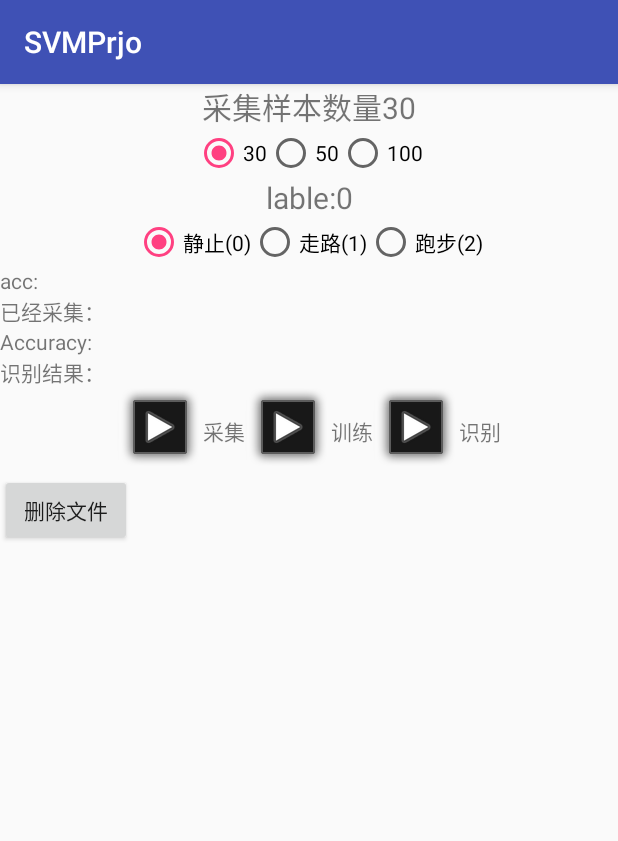
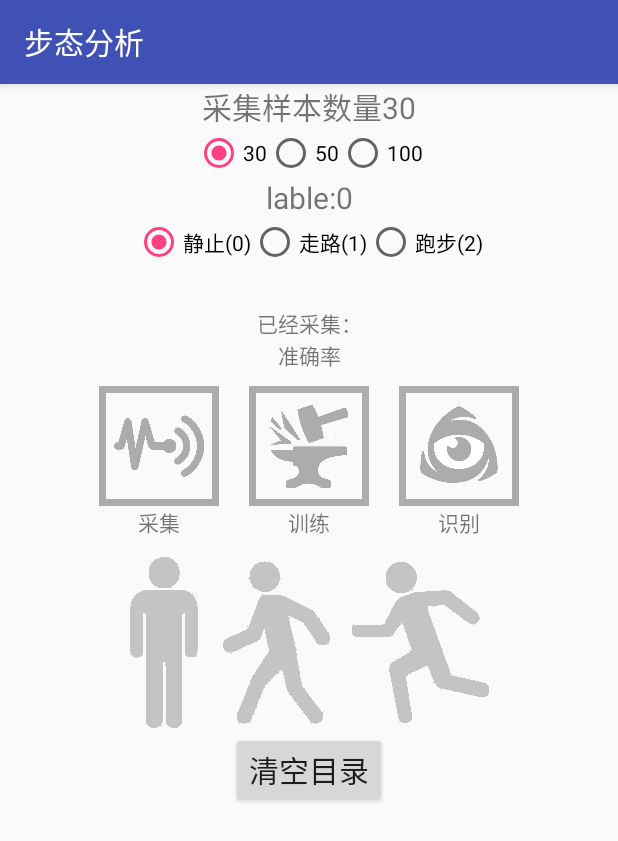
Before and after one commit to BruceAnda/SVMPrjo, an Android app: the screen it shows after launch (MainActivity), on a phone screen of 412 x 824 dp. Shown: the top 841 px of the screen. Run offline under Robolectric (Android 15) with nearby library versions, the phone set to English and light mode, and no system bars.

Commit message:
最终版本

```diff
--- a/app/src/main/java/cn/zhaoliang5156/svmprjo/util/Util.kt
+++ b/app/src/main/java/cn/zhaoliang5156/svmprjo/util/Util.kt
@@ -169,7 +169,7 @@ object Util {
             p.index = tempNode!![0].toInt()
             p.value = Features.zeroOneLibSvm(mScaleLower, mScaleUpper, tempNode[1].toDouble(), mFeatures[i][0], mFeatures[i][1])
             px[i] = p
-            Log.i(javaClass.simpleName, "${i}mScaleLower:${mScaleLower}=====mScaleUpper:${mScaleUpper}=====tempNode0:${tempNode[0].toInt()}=====tempNode1:${tempNode[1].toDouble()}=====mFeatures0:${mFeatures[i][0]}=====mFeatures1:${mFeatures[i][1]}")
+            //  Log.i(javaClass.simpleName, "${i}mScaleLower:${mScaleLower}=====mScaleUpper:${mScaleUpper}=====tempNode0:${tempNode[0].toInt()}=====tempNode1:${tempNode[1].toDouble()}=====mFeatures0:${mFeatures[i][0]}=====mFeatures1:${mFeatures[i][1]}")
         }
         val code = svm.svm_predict(svm_load_model, px)
         return code
--- a/app/src/main/res/layout/activity_main.xml
+++ b/app/src/main/res/layout/activity_main.xml
@@ -79,25 +79,22 @@
         android:id="@+id/tv_acc"
         android:layout_width="match_parent"
         android:layout_height="wrap_content"
-        android:text="acc:" />
+        android:gravity="center"
+        android:textSize="20sp" />
 
     <TextView
         android:id="@+id/tv_collection_num"
         android:layout_width="match_parent"
         android:layout_height="wrap_content"
+        android:gravity="center_horizontal"
         android:text="已经采集：" />
 
     <TextView
         android:id="@+id/tv_accuracy"
         android:layout_width="match_parent"
         android:layout_height="wrap_content"
-        android:text="Accuracy:" />
-
-    <TextView
-        android:id="@+id/tv_result"
-        android:layout_width="match_parent"
-        android:layout_height="wrap_content"
-        android:text="识别结果：" />
+        android:gravity="center_horizontal"
+        android:text="准确率" />
 
     <LinearLayout
         android:layout_width="match_parent"
@@ -105,47 +102,97 @@
         android:gravity="center"
         android:orientation="horizontal">
 
+
+        <LinearLayout
+            android:layout_width="wrap_content"
+            android:layout_height="wrap_content"
+            android:gravity="center"
+            android:orientation="vertical"
+            android:padding="10dp">
+
             <ImageButton
                 android:id="@+id/btn_collection"
-            android:layout_width="wrap_content"
-            android:layout_height="wrap_content"
-            android:background="@android:drawable/alert_dark_frame"
-            android:src="@android:drawable/ic_media_play" />
+                android:layout_width="80dp"
+                android:layout_height="80dp"
+                android:background="@mipmap/sample_off" />
 
             <TextView
                 android:layout_width="wrap_content"
                 android:layout_height="wrap_content"
                 android:text="采集" />
+        </LinearLayout>
+
+
+        <LinearLayout
+            android:layout_width="wrap_content"
+            android:layout_height="wrap_content"
+            android:gravity="center"
+            android:orientation="vertical"
+            android:padding="10dp">
 
             <ImageButton
                 android:id="@+id/btn_train"
-            android:layout_width="wrap_content"
-            android:layout_height="wrap_content"
-            android:background="@android:drawable/alert_dark_frame"
-            android:src="@android:drawable/ic_media_play" />
+                android:layout_width="80dp"
+                android:layout_height="80dp"
+                android:background="@mipmap/train_off" />
 
             <TextView
                 android:layout_width="wrap_content"
                 android:layout_height="wrap_content"
                 android:text="训练" />
+        </LinearLayout>
+
+        <LinearLayout
+            android:layout_width="wrap_content"
+            android:layout_height="wrap_content"
+            android:gravity="center"
+            android:orientation="vertical"
+            android:padding="10dp">
+
 
             <ImageButton
                 android:id="@+id/btn_understand"
-            android:layout_width="wrap_content"
-            android:layout_height="wrap_content"
-            android:background="@android:drawable/alert_dark_frame"
-            android:src="@android:drawable/ic_media_play" />
+                android:layout_width="80dp"
+                android:layout_height="80dp"
+                android:background="@mipmap/test_off" />
 
             <TextView
                 android:layout_width="wrap_content"
                 android:layout_height="wrap_content"
                 android:text="识别" />
         </LinearLayout>
+    </LinearLayout>
+
+    <LinearLayout
+        android:layout_width="wrap_content"
+        android:layout_height="wrap_content"
+        android:layout_gravity="center">
+
+        <ImageView
+            android:id="@+id/iv_still"
+            android:layout_width="wrap_content"
+            android:layout_height="wrap_content"
+            android:background="@mipmap/gait_still_off" />
+
+        <ImageView
+            android:id="@+id/iv_walk"
+            android:layout_width="wrap_content"
+            android:layout_height="wrap_content"
+            android:background="@mipmap/gait_walk_off" />
+
+        <ImageView
+            android:id="@+id/iv_run"
+            android:layout_width="wrap_content"
+            android:layout_height="wrap_content"
+            android:background="@mipmap/gait_run_off" />
+    </LinearLayout>
 
     <Button
         android:id="@+id/btn_delete"
         android:layout_width="wrap_content"
         android:layout_height="wrap_content"
-        android:text="删除文件" />
+        android:layout_gravity="center_horizontal"
+        android:text="清空目录"
+        android:textSize="20sp" />
 
 </LinearLayout>
--- a/app/src/main/res/values/strings.xml
+++ b/app/src/main/res/values/strings.xml
@@ -1,5 +1,5 @@
 <resources>
-    <string name="app_name">SVMPrjo</string>
+    <string name="app_name">步态分析</string>
 
     <string-array name="Lable">
         <item>请选择</item>
```
Also changed, not shown: app/src/main/java/cn/zhaoliang5156/svmprjo/MainActivity.kt (+24 -13 lines), app/src/main/res/mipmap-hdpi/gait_run.png (added), app/src/main/res/mipmap-hdpi/gait_run_off.png (added), app/src/main/res/mipmap-hdpi/gait_still.png (added), app/src/main/res/mipmap-hdpi/gait_still_off.png (added), app/src/main/res/mipmap-hdpi/gait_walk.png (added), app/src/main/res/mipmap-hdpi/gait_walk_off.png (added), app/src/main/res/mipmap-hdpi/sample.png (added), app/src/main/res/mipmap-hdpi/sample_off.png (added), app/src/main/res/mipmap-hdpi/test.png (added), app/src/main/res/mipmap-hdpi/test_off.png (added), app/src/main/res/mipmap-hdpi/train.png (added), app/src/main/res/mipmap-hdpi/train_off.png (added). Lines whose indentation alone changed are shown as unchanged.
